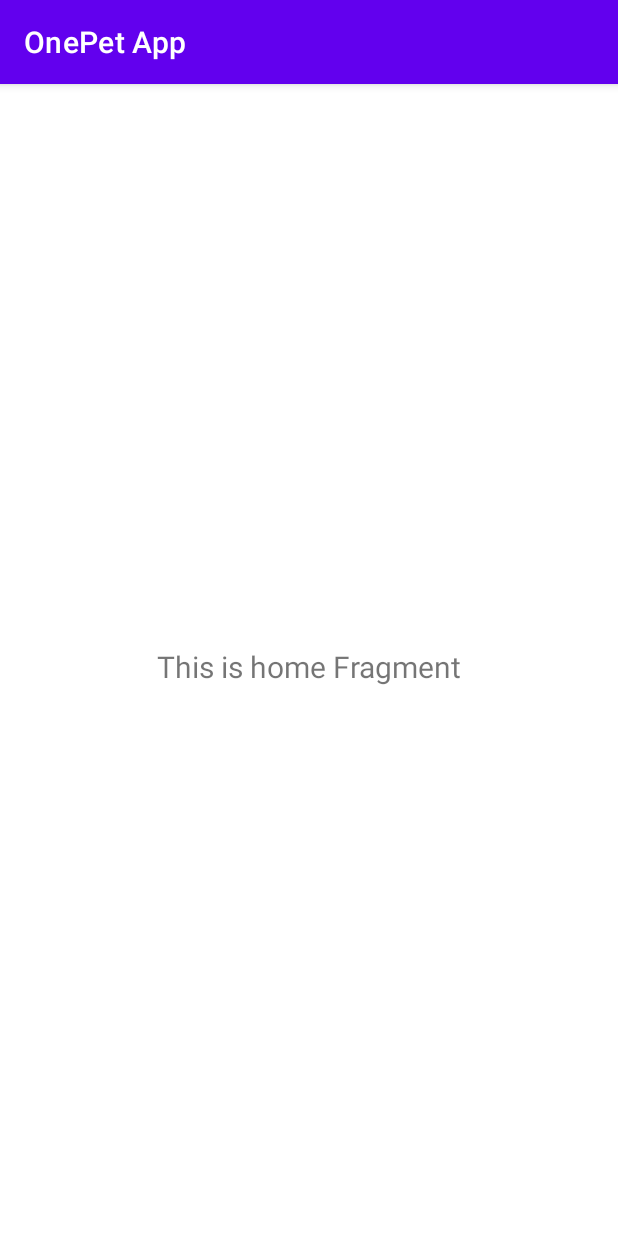
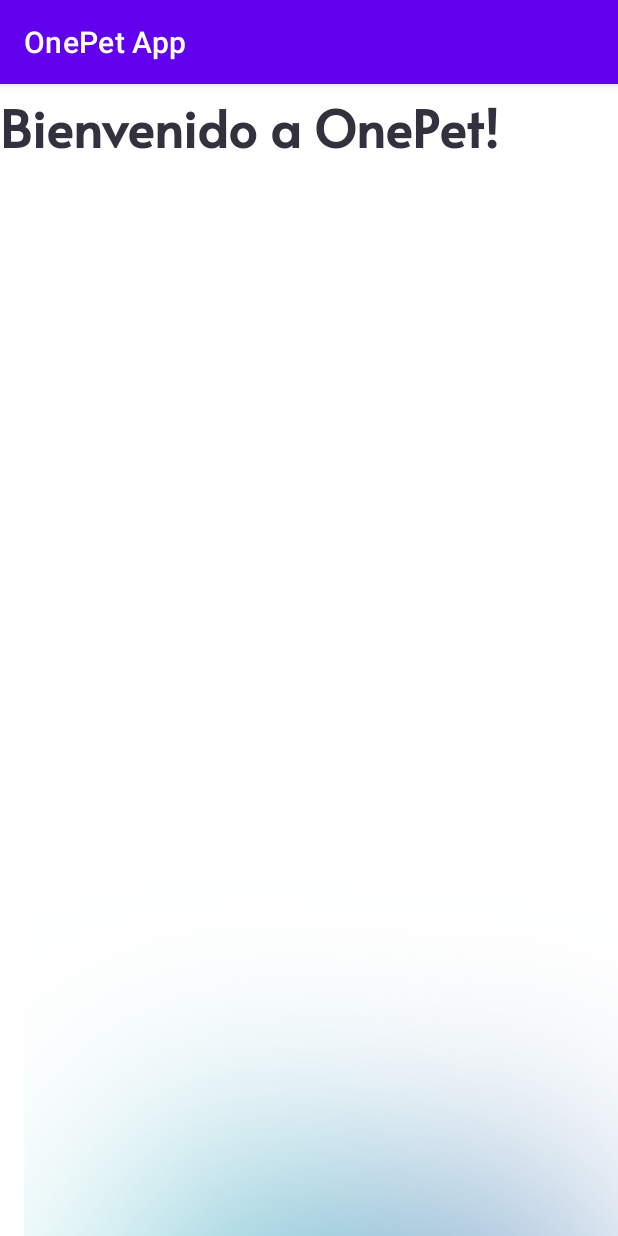
Before and after one commit to jincld/Onepet-App, an Android app: the fragment HomeFragment shown on its own in the app's theme, on a phone screen of 412 x 824 dp. Run offline under Robolectric (Android 15) with nearby library versions, the phone set to English and light mode, and no system bars; Roboto replaces fonts that are not available here; 2 statements that could not run were skipped.

Commit message:
Cambios inicio

```diff
--- a/app/src/main/res/layout/fragment_home.xml
+++ b/app/src/main/res/layout/fragment_home.xml
@@ -6,17 +6,25 @@
     android:layout_height="match_parent"
     tools:context=".ui.home.HomeFragment">
 
-    <TextView
-        android:id="@+id/text_home"
-        android:layout_width="match_parent"
+    <ImageView
+        android:id="@+id/imageView30"
+        android:layout_width="wrap_content"
         android:layout_height="wrap_content"
-        android:layout_marginStart="8dp"
-        android:layout_marginTop="8dp"
-        android:layout_marginEnd="8dp"
-        android:textAlignment="center"
-        android:textSize="20sp"
-        app:layout_constraintBottom_toBottomOf="parent"
-        app:layout_constraintEnd_toEndOf="parent"
+        android:layout_marginStart="16dp"
+        android:layout_marginTop="408dp"
+        android:src="@drawable/degabceleste"
         app:layout_constraintStart_toStartOf="parent"
         app:layout_constraintTop_toTopOf="parent" />
+
+    <TextView
+        android:id="@+id/textView5"
+        android:layout_width="wrap_content"
+        android:layout_height="wrap_content"
+        android:fontFamily="@font/alata"
+        android:text="Bienvenido a OnePet!"
+        android:textColor="#34313F"
+        android:textSize="34sp"
+        android:textStyle="bold"
+        tools:layout_editor_absoluteX="39dp"
+        tools:layout_editor_absoluteY="369dp" />
 </androidx.constraintlayout.widget.ConstraintLayout>
```
